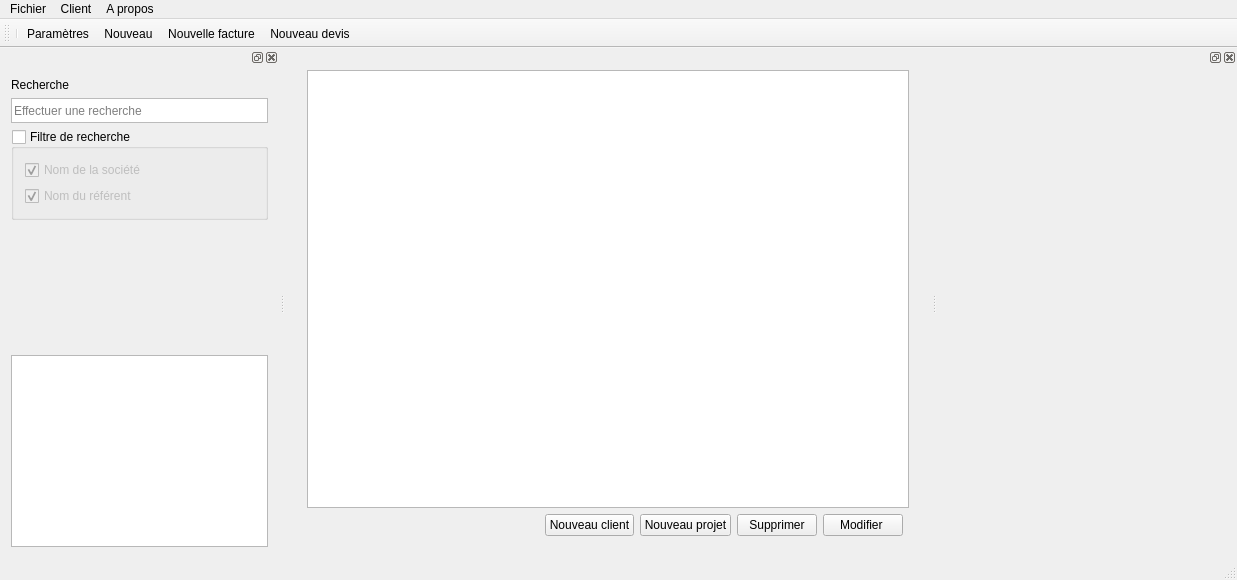
Above: src/mainwindow.ui from FACT-Team/FactDev before the change. Below: the same form after it.
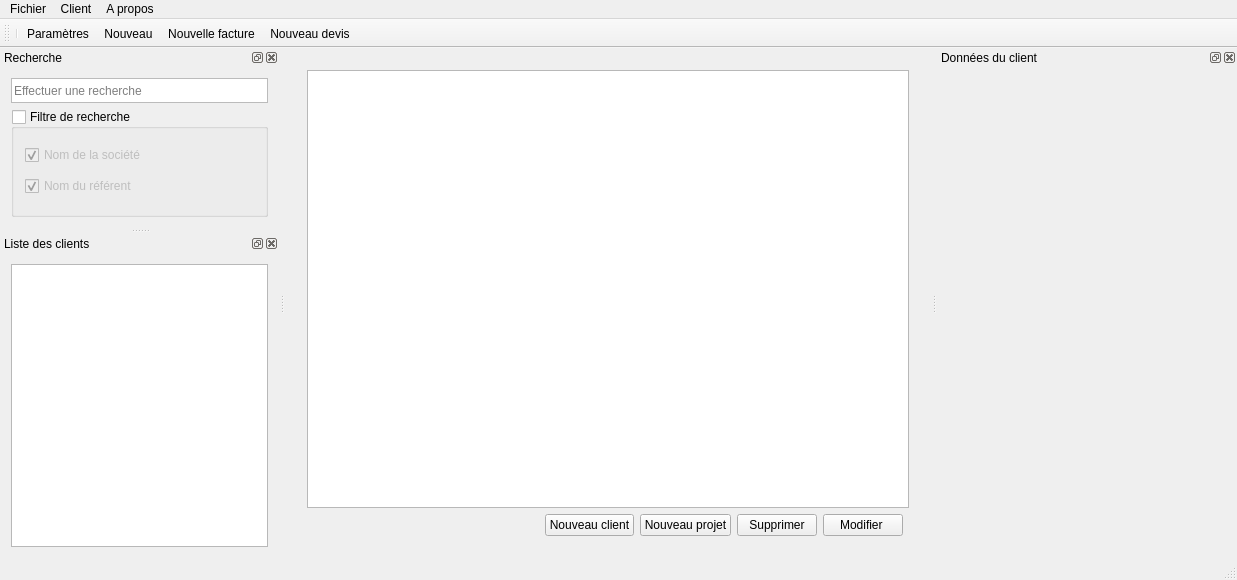
That is the form after the change. Icons and pictures are not drawn. Custom widgets are drawn as their Qt base class.

Commit message: Name docks and seperation of search and customer tree : #49

Diff of the .ui file:
```diff
--- a/src/mainwindow.ui
+++ b/src/mainwindow.ui
@@ -167,15 +167,24 @@
    <property name="minimumSize">
     <size>
      <width>279</width>
-     <height>290</height>
+     <height>0</height>
     </size>
    </property>
+   <property name="maximumSize">
+    <size>
+     <width>524287</width>
+     <height>180</height>
+    </size>
+   </property>
+   <property name="windowTitle">
+    <string>Recherche</string>
+   </property>
    <attribute name="dockWidgetArea">
     <number>1</number>
    </attribute>
    <widget class="QWidget" name="dockWidgetContents">
     <layout class="QGridLayout" name="gridLayout">
-     <item row="1" column="0">
+     <item row="0" column="0">
       <widget class="QLineEdit" name="leSearch">
        <property name="styleSheet">
         <string notr="true">background: url(:/icons/searchMini);
@@ -199,21 +208,7 @@
        </property>
       </widget>
      </item>
-     <item row="0" column="0" alignment="Qt::AlignLeft">
-      <widget class="QLabel" name="label">
-       <property name="text">
-        <string>Recherche</string>
-       </property>
-      </widget>
-     </item>
-     <item row="4" column="0">
-      <widget class="QTreeView" name="trCustomers">
-       <property name="editTriggers">
-        <set>QAbstractItemView::NoEditTriggers</set>
-       </property>
-      </widget>
-     </item>
-     <item row="2" column="0">
+     <item row="1" column="0">
       <widget class="QGroupBox" name="gpbxSearchFilter">
        <property name="enabled">
         <bool>true</bool>
@@ -257,19 +252,6 @@
        </layout>
       </widget>
      </item>
-     <item row="3" column="0">
-      <spacer name="verticalSpacer">
-       <property name="orientation">
-        <enum>Qt::Vertical</enum>
-       </property>
-       <property name="sizeHint" stdset="0">
-        <size>
-         <width>20</width>
-         <height>40</height>
-        </size>
-       </property>
-      </spacer>
-     </item>
     </layout>
    </widget>
   </widget>
@@ -280,6 +262,9 @@
      <height>466</height>
     </size>
    </property>
+   <property name="windowTitle">
+    <string>Données du client</string>
+   </property>
    <attribute name="dockWidgetArea">
     <number>2</number>
    </attribute>
@@ -311,6 +296,44 @@
          <width>0</width>
          <height>300</height>
         </size>
+       </property>
+      </widget>
+     </item>
+     <item row="1" column="0">
+      <spacer name="verticalSpacer_2">
+       <property name="orientation">
+        <enum>Qt::Vertical</enum>
+       </property>
+       <property name="sizeHint" stdset="0">
+        <size>
+         <width>20</width>
+         <height>40</height>
+        </size>
+       </property>
+      </spacer>
+     </item>
+    </layout>
+   </widget>
+  </widget>
+  <widget class="QDockWidget" name="dockWidget_3">
+   <property name="minimumSize">
+    <size>
+     <width>93</width>
+     <height>150</height>
+    </size>
+   </property>
+   <property name="windowTitle">
+    <string>Liste des clients</string>
+   </property>
+   <attribute name="dockWidgetArea">
+    <number>1</number>
+   </attribute>
+   <widget class="QWidget" name="dockWidgetContents_3">
+    <layout class="QGridLayout" name="gridLayout_4">
+     <item row="0" column="0">
+      <widget class="QTreeView" name="trCustomers">
+       <property name="editTriggers">
+        <set>QAbstractItemView::NoEditTriggers</set>
        </property>
       </widget>
      </item>
```
Left out of the diff: 13 changed lines with no effect on the pictures.
